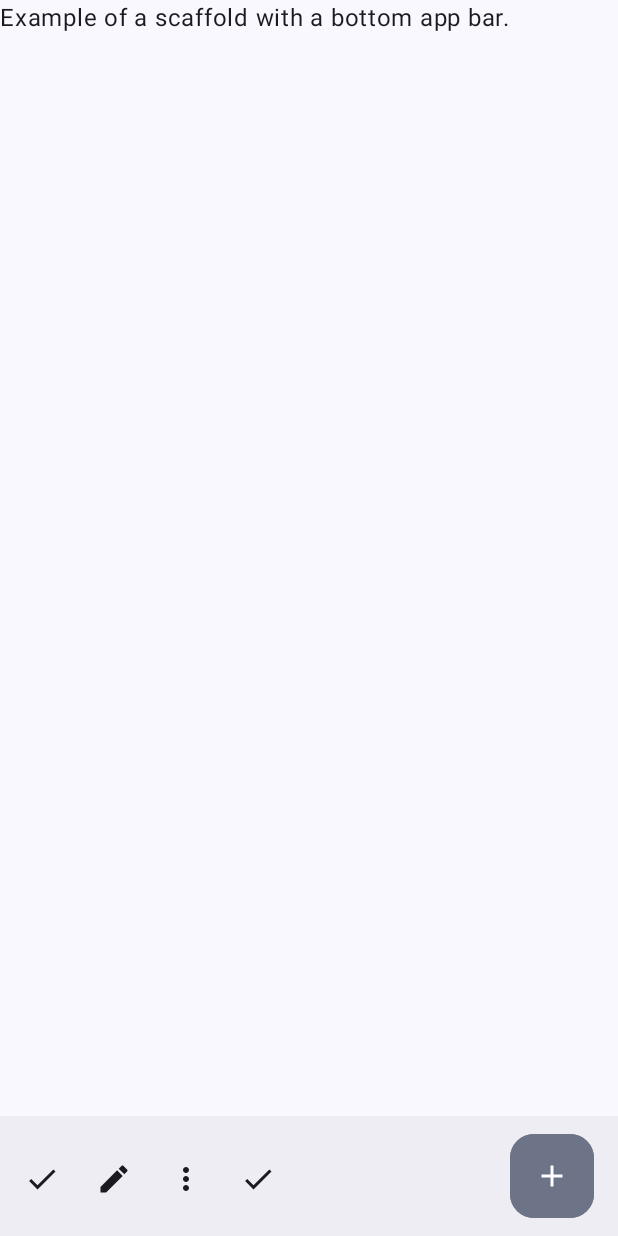
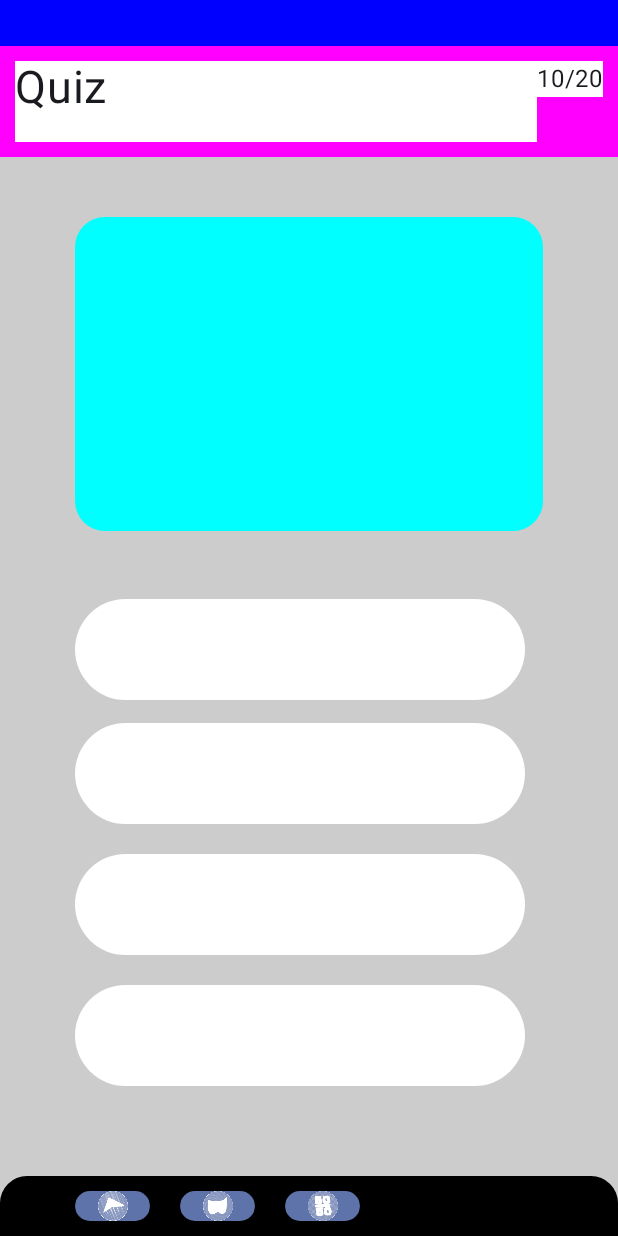
Before and after one commit to Harshith-10/IntelliQuest, an Android app built with Jetpack Compose: the composable quizzez shown on its own in the app's theme, on a phone screen of 412 x 824 dp. Run offline under Robolectric (Android 15) with nearby library versions, the phone set to English and light mode, and no system bars.

Commit message:
adding chatbot.png

```diff
--- a/app/src/main/java/zenithcodz/intelliquest/screens/QuizScreen.kt
+++ b/app/src/main/java/zenithcodz/intelliquest/screens/QuizScreen.kt
@@ -1,6 +1,21 @@
 package zenithcodz.intelliquest.screens
 
+import android.view.RoundedCorner
+import androidx.compose.foundation.background
+import androidx.compose.foundation.clickable
+import androidx.compose.foundation.layout.Arrangement
+import androidx.compose.foundation.layout.Box
+import androidx.compose.foundation.layout.Column
+import androidx.compose.foundation.layout.Row
+import androidx.compose.foundation.layout.Spacer
+import androidx.compose.foundation.layout.fillMaxSize
+import androidx.compose.foundation.layout.fillMaxWidth
+import androidx.compose.foundation.layout.height
 import androidx.compose.foundation.layout.padding
+import androidx.compose.foundation.layout.size
+import androidx.compose.foundation.layout.width
+import androidx.compose.foundation.shape.CircleShape
+import androidx.compose.foundation.shape.RoundedCornerShape
 import androidx.compose.material.icons.Icons
 import androidx.compose.material.icons.filled.Add
 import androidx.compose.material.icons.filled.Check
@@ -8,6 +23,9 @@ import androidx.compose.material.icons.filled.Edit
 import androidx.compose.material.icons.filled.MoreVert
 import androidx.compose.material3.BottomAppBar
 import androidx.compose.material3.BottomAppBarDefaults
+import androidx.compose.material3.Button
+import androidx.compose.material3.ButtonColors
+import androidx.compose.material3.ButtonDefaults
 import androidx.compose.material3.FloatingActionButton
 import androidx.compose.material3.FloatingActionButtonDefaults
 import androidx.compose.material3.Icon
@@ -15,67 +33,203 @@ import androidx.compose.material3.IconButton
 import androidx.compose.material3.Scaffold
 import androidx.compose.material3.Text
 import androidx.compose.runtime.Composable
+import androidx.compose.ui.Alignment
 import androidx.compose.ui.Modifier
+import androidx.compose.ui.draw.clip
+import androidx.compose.ui.graphics.Color
+import androidx.compose.ui.modifier.modifierLocalConsumer
+import androidx.compose.ui.res.painterResource
 import androidx.compose.ui.tooling.preview.Preview
+import androidx.compose.ui.unit.dp
+import androidx.compose.ui.unit.sp
+import zenithcodz.intelliquest.R
 
 @Composable
 fun quizzez() {
-    Scaffold(
-        bottomBar = {
-            BottomAppBar(
-                actions = {
-                    IconButton(onClick = { /* do something */ }) {
-                        Icon(Icons.Filled.Check, contentDescription = "Localized description")
+    Column (
+        modifier = Modifier
+            .fillMaxSize()
+            .background(Color.LightGray)
+    ) {
+        Row (
+            modifier = Modifier
+                .background(Color.Blue)
+                .padding(15.dp)
+                .fillMaxWidth()
+
+        ){
+
+        }
+        Row (
+            modifier = Modifier
+                .background(Color.Magenta)
+                .padding(10.dp)
+                .fillMaxWidth()
+
+        ){
+            Row (
+                modifier = Modifier
+                    .background(Color.White)
+                    .width(118.dp)
+                    .height(54.dp)
+                    .weight(2F)
+
+            ){
+                Text(text = "Quiz",
+                    fontSize =30.sp )
+
+            }
+            Row (
+                modifier = Modifier
+                    .background(Color.White)
+            ){
+                Text(text = "10/20")
+
+            }
+        }
+
+
+            Box(
+                modifier = Modifier
+                    .padding(horizontal = 50.dp, vertical = 40.dp)
+                    .background(Color.Cyan, RoundedCornerShape(20.dp))
+                    .height(209.dp)
+                    .width(316.dp),
+                contentAlignment = Alignment.TopCenter,
+            ) {}
+        Button(
+            onClick = { /*TODO*/ },
+            modifier = Modifier
+                .background(Color.Transparent)
+                .padding(horizontal = 50.dp, vertical = 5.dp)
+                .size(width = 300.dp, height = 67.dp),
+
+            colors = ButtonDefaults.buttonColors(containerColor = Color.White),
+        ) {}
+        Button(
+            onClick = { /*TODO*/ },
+            modifier = Modifier
+                .background(Color.Transparent)
+                .padding(horizontal = 50.dp, vertical = 10.dp)
+                .size(width = 300.dp, height = 67.dp),
+
+            colors = ButtonDefaults.buttonColors(containerColor = Color.White),
+        ) {}
+        Button(
+            onClick = { /*TODO*/ },
+            modifier = Modifier
+                .background(Color.Transparent)
+                .padding(horizontal = 50.dp, vertical = 10.dp)
+                .size(width = 300.dp, height = 67.dp),
+
+            colors = ButtonDefaults.buttonColors(containerColor = Color.White),
+        ) {}
+        Button(
+            onClick = { /*TODO*/ },
+            modifier = Modifier
+                .background(Color.Transparent)
+                .padding(horizontal = 50.dp, vertical = 10.dp)
+                .size(width = 300.dp, height = 67.dp),
+
+            colors = ButtonDefaults.buttonColors(containerColor = Color.White),
+        ) {}
+        Button(
+            onClick = { },
+            modifier = Modifier
+                .background(Color.Transparent)
+                .padding(horizontal = 50.dp, vertical = 10.dp)
+                .size(width = 30.dp, height = 30.dp),
+
+            colors = ButtonDefaults.buttonColors(containerColor = Color.Transparent),
+        ) {}
+
+
+
+            Box(modifier = Modifier
+                .size(width = 756.dp, height = 500.dp)
+                .background(
+                    Color.Black,
+                    RoundedCornerShape(
+                        topStart = 18.dp,
+                        topEnd = 18.dp,
+                        bottomStart = 0.dp,
+                        bottomEnd = 0.dp
+                    )
+                )
+                .padding(vertical = 10.dp, horizontal = 50.dp)
+
+            ){
+                Row (
+                    modifier = Modifier
+
+                ){
+                    FloatingActionButton(onClick = { /*TODO*/ },
+                        modifier = Modifier
+                            .height(500.dp)
+                            .width(50.dp)
+                            .clip(CircleShape)
+                            .clickable {}
+                    ) {
+                        Icon(painterResource(id =R.drawable.powerupmodified ),
+                            contentDescription = "Players can get 1.5x the score for 20 seconds when they play at a faster speed ")
                     }
-                    IconButton(onClick = { /* do something */ }) {
-                        Icon(
-                            Icons.Filled.Edit,
-                            contentDescription = "Localized description",
-                        )
+                    Spacer(modifier = Modifier.width(20.dp))
+                    FloatingActionButton(onClick = { /*TODO*/ },
+                        modifier = Modifier
+                            .height(500.dp)
+                            .width(50.dp)
+                            .clip(CircleShape)
+                            .clickable {}
+                    ){
+                        Icon(painterResource(id =R.drawable.doublejeopardy_modified ),
+                            contentDescription = "Players can get 1.5x the score for 20 seconds when they play at a faster speed ")
                     }
-                    IconButton(onClick = { /* do something */ }) {
-                        Icon(
-                            Icons.Filled.MoreVert,
-                            contentDescription = "Localized description",
-                        )
+                    Spacer(modifier = Modifier.width(20.dp))
+                    FloatingActionButton(onClick = { /*TODO*/ },
+                        modifier = Modifier
+                            .height(500.dp)
+                            .width(50.dp)
+                            .clip(CircleShape)
+                            .clickable {}
+                    ){
+                        Icon(painterResource(id =R.drawable.fifty_fiftypowerupmodified ),
+                            contentDescription = "Players can get 1.5x the score for 20 seconds when they play at a faster speed ")
                     }
-                    IconButton(onClick = { /* do something */ }) {
-                        Icon(
-                            Icons.Filled.Check,
-                            contentDescription = "Localized description",
-                        )
-                    }
-                },
-                floatingActionButton = {
-                    FloatingActionButton(
-                        onClick = { /* do something */ },
-                        containerColor = BottomAppBarDefaults.bottomAppBarFabColor,
-                        elevation = FloatingActionButtonDefaults.bottomAppBarFabElevation()
-                    ) {
-                        Icon(Icons.Filled.Add, "Localized description")
-                    }
-                    FloatingActionButton(
-                        onClick = { /* do something */ },
-                        containerColor = BottomAppBarDefaults.bottomAppBarFabColor,
-                        elevation = FloatingActionButtonDefaults.bottomAppBarFabElevation()
-                    ) {
-                        Icon(Icons.Filled.Add, "Localized description")
-                    }
+
                 }
-            )
-        },
-    ) { innerPadding ->
-        Text(
-            modifier = Modifier.padding(innerPadding),
-            text = "Example of a scaffold with a bottom app bar."
-        )
+
+        }
+
     }
+//    Scaffold(modifier = Modifier
+//        .background(Color.White),
+//        bottomBar = {
+//            BottomAppBar(
+//                actions = {},
+//                floatingActionButton = {
+//                    FloatingActionButton(
+//                        onClick = { /* do something */ },
+//                        containerColor = BottomAppBarDefaults.bottomAppBarFabColor,
+//                        elevation = FloatingActionButtonDefaults.bottomAppBarFabElevation()
+//                    ) {
+//                        Icon(Icons.Filled.Add, "Localized description")
+//                    }
+//
+//                }
+//            )
+//        },
+//    ) { innerPadding ->
+//        Text(
+//            modifier = Modifier.padding(innerPadding),
+//            text = "Example of a scaffold with a bottom app bar."
+//        )
+//    }
 
 }
 
 @Preview(showBackground = true)
 @Composable
-fun lollt() {
+fun Lollt() {
     quizzez()
 
 }
```
